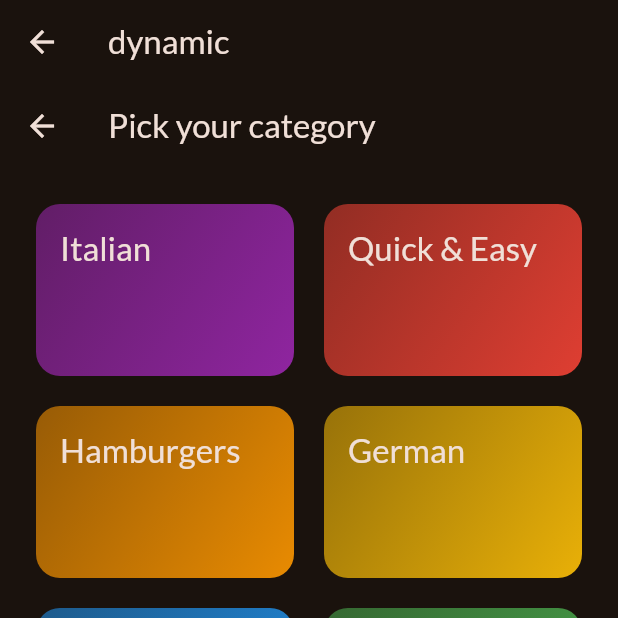
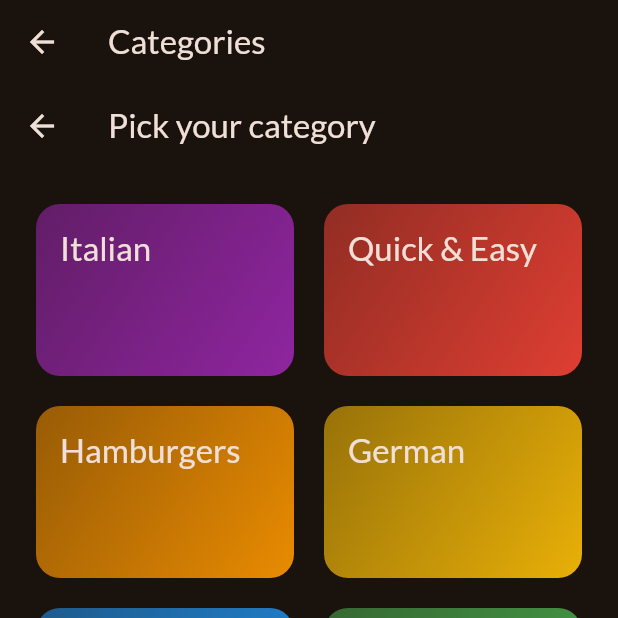
Before and after one commit to Ali-Rhayem/Meals, a Flutter app: the TabsScreen screen opened directly, on a phone screen of 412 x 824 dp, the top half of it. Run offline on Flutter 3.47's test engine with Material 3 defaults, Android fonts, the phone set to English and light mode, and no system bars; our stand-ins replace google_fonts, transparent_image.

Commit message:
improve TabsScreen with dynamic titles for Categories and Favorites

```diff
--- a/lib/screens/tabs.dart
+++ b/lib/screens/tabs.dart
@@ -14,7 +14,7 @@ class TabsScreen extends StatefulWidget {
 class _TabsScreen extends State<TabsScreen> {
   int _selectedPageIndex = 0;
 
-  void _selectPage(int index){
+  void _selectPage(int index) {
     setState(() {
       _selectedPageIndex = index;
     });
@@ -23,21 +23,26 @@ class _TabsScreen extends State<TabsScreen> {
   @override
   Widget build(BuildContext context) {
     Widget activePage = CategoriesScreen();
+    var activePageTitle = 'Categories';
 
-    if(_selectedPageIndex == 1){
+    if (_selectedPageIndex == 1) {
       activePage = MealsScreen(title: 'Favorites', meals: []);
+      var activePageTitle = 'Your Favorites';
     }
 
     return Scaffold(
       appBar: AppBar(
-        title: const Text('dynamic'),
+        title: Text(activePageTitle ),
       ),
       body: activePage,
       bottomNavigationBar: BottomNavigationBar(
-        onTap: (index){_selectPage(index);},
+        onTap: (index) {
+          _selectPage(index);
+        },
         items: const [
-          BottomNavigationBarItem(icon: Icon(Icons.set_meal), label:'Categories'),
-          BottomNavigationBarItem(icon: Icon(Icons.star), label:'Favorites'),
+          BottomNavigationBarItem(
+              icon: Icon(Icons.set_meal), label: 'Categories'),
+          BottomNavigationBarItem(icon: Icon(Icons.star), label: 'Favorites'),
         ],
       ),
     );
```
